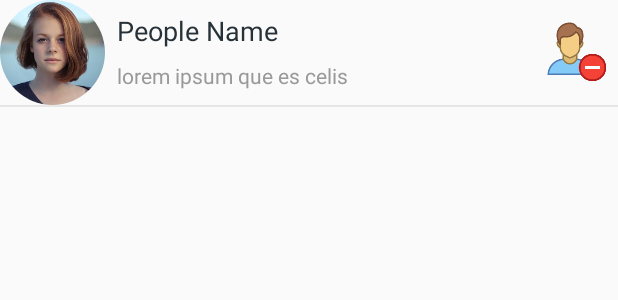
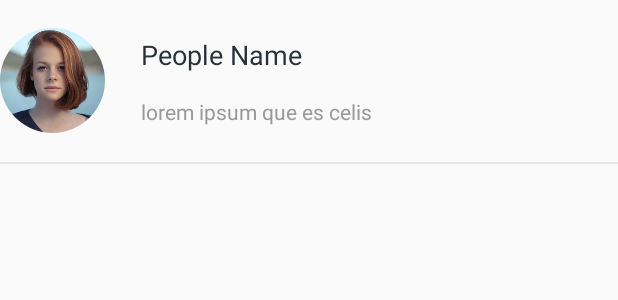
Before and after one commit to HaoticV/Travelo, an Android app: the layout item_people_chat.xml on its own in the app's theme, with its tools: preview values and no code run, on a phone screen of 412 x 824 dp. Shown: the top 300 px of the screen. Run offline under Robolectric (Android 15) with nearby library versions, the phone set to English and light mode, and no system bars; plain views replace CircularImageView, MaterialRippleLayout.

Commit message:
poprawki layoutow

```diff
--- a/app/src/main/res/layout/item_people_chat.xml
+++ b/app/src/main/res/layout/item_people_chat.xml
@@ -45,6 +45,7 @@
                         android:layout_height="wrap_content"
                         android:layout_weight="1"
                         android:orientation="vertical"
+                        android:layout_margin="@dimen/spacing_medium"
                         android:paddingTop="@dimen/spacing_middle"
                         android:paddingBottom="@dimen/spacing_middle">
 
@@ -52,8 +53,7 @@
                             android:id="@+id/name"
                             android:layout_width="wrap_content"
                             android:layout_height="wrap_content"
-                            android:layout_marginEnd="@dimen/spacing_middle"
-                            android:layout_marginRight="@dimen/spacing_middle"
+                            android:layout_margin="@dimen/spacing_medium"
                             android:text="People Name"
                             android:textAppearance="@style/TextAppearance.AppCompat.Medium"
                             android:textColor="@color/grey_90" />
@@ -62,9 +62,7 @@
                             android:id="@+id/description"
                             android:layout_width="match_parent"
                             android:layout_height="wrap_content"
-                            android:layout_marginTop="@dimen/spacing_medium"
-                            android:layout_marginEnd="@dimen/spacing_middle"
-                            android:layout_marginRight="@dimen/spacing_middle"
+                            android:layout_margin="@dimen/spacing_medium"
                             android:maxLines="2"
                             android:text="@string/middle_lorem_ipsum"
 
@@ -73,13 +71,6 @@
 
                     </LinearLayout>
 
-                    <ImageView
-                        android:id="@+id/imageView6"
-                        android:layout_width="40dp"
-                        android:layout_height="40dp"
-                        android:layout_gravity="center"
-                        android:layout_margin="@dimen/spacing_middle"
-                        app:srcCompat="@drawable/ic_delete_friend" />
                 </LinearLayout>
 
             </LinearLayout>
```
Also changed, not shown: app/src/main/res/layout/item_profile_route.xml (+1 -8 lines), app/src/main/res/layout/item_profile_tour.xml (+16 -21 lines).
